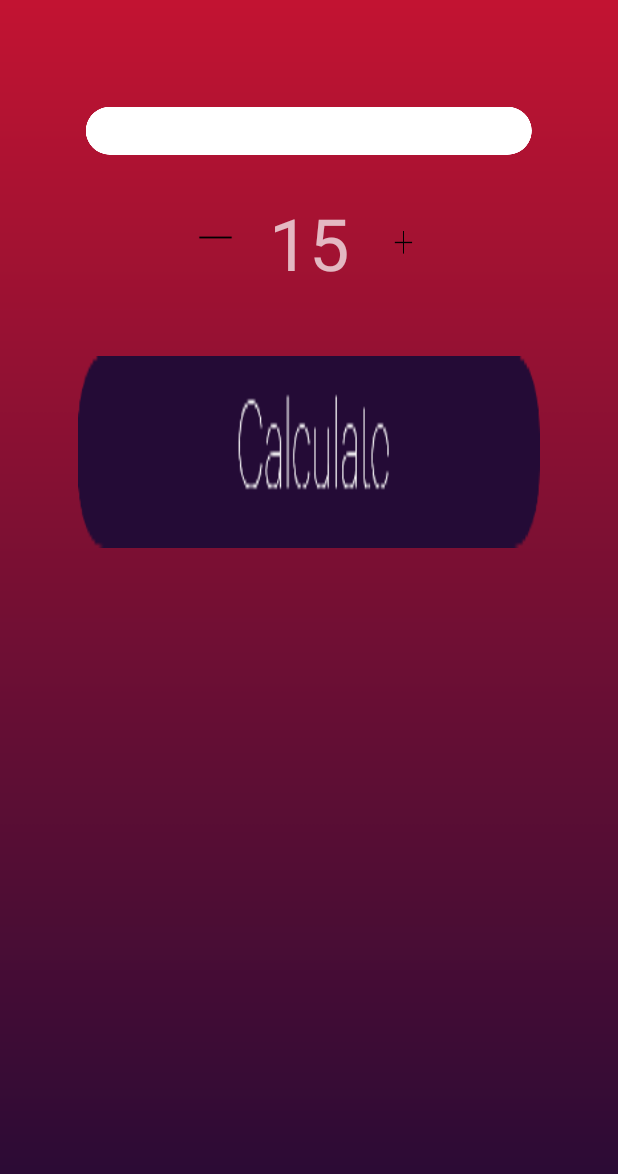
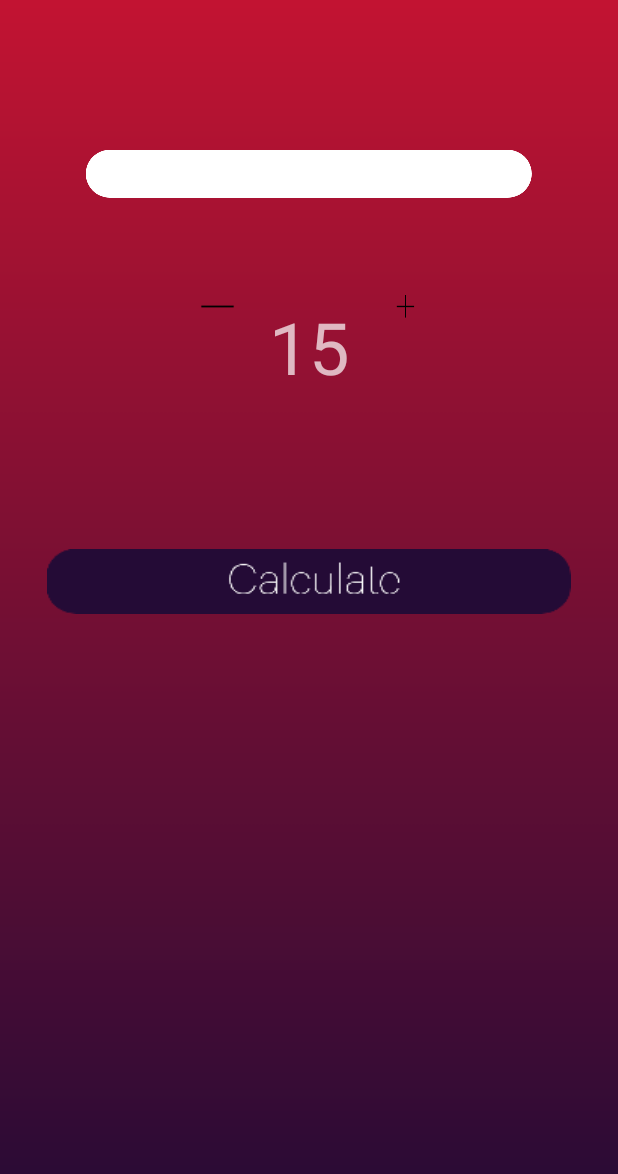
Before and after one commit to genevievegreen/TipCalculator, an Android app: the screen it shows after launch (MainActivity), on a phone screen of 412 x 824 dp. Shown: the top 1174 px of the screen. Run offline under Robolectric (Android 15) with nearby library versions, the phone set to English and light mode, and no system bars.

Commit message:
Working App!
-UI updates
-Splash Screen
-Contraints fixed

```diff
--- a/app/src/main/AndroidManifest.xml
+++ b/app/src/main/AndroidManifest.xml
@@ -9,13 +9,21 @@
         android:roundIcon="@mipmap/ic_launcher_round"
         android:supportsRtl="true"
         android:theme="@style/Theme.AppCompat.NoActionBar">
-        <activity android:name=".MainActivity">
+        <activity android:name=".SplashActivity" android:theme="@style/SplashTheme">
             <intent-filter>
+                <action android:name="android.intent.action.MAIN" />
+                <category android:name="android.intent.category.LAUNCHER" />
+            </intent-filter>
+        </activity>
+        <activity android:name=".MainActivity" />
+            <!--<intent-filter>
+
                 <action android:name="android.intent.action.MAIN" />
 
                 <category android:name="android.intent.category.LAUNCHER" />
+
             </intent-filter>
-        </activity>
+        </activity>-->
     </application>
 
 </manifest>
--- a/app/src/main/java/com/green/tipcalculator/MainActivity.java
+++ b/app/src/main/java/com/green/tipcalculator/MainActivity.java
@@ -2,10 +2,12 @@ package com.green.tipcalculator;
 
 import androidx.appcompat.app.AppCompatActivity;
 
+import android.content.Context;
 import android.os.Bundle;
 import android.view.View;
 import android.view.animation.Animation;
 import android.view.animation.AnimationUtils;
+import android.view.inputmethod.InputMethodManager;
 import android.widget.Button;
 import android.widget.EditText;
 import android.widget.TextView;
@@ -103,6 +105,7 @@ public class MainActivity extends AppCompatActivity {
                     txtTotalLabel.setVisibility(View.VISIBLE);
                     textTip.setVisibility(View.VISIBLE);
                     textTotal.setVisibility(View.VISIBLE);
+
                 }
 
             }
--- /dev/null
+++ b/app/src/main/java/com/green/tipcalculator/SplashActivity.java
@@ -0,0 +1,21 @@
+package com.green.tipcalculator;
+
+import androidx.appcompat.app.AppCompatActivity;
+
+import android.content.Intent;
+import android.os.Bundle;
+
+public class SplashActivity extends AppCompatActivity {
+
+    @Override
+    protected void onCreate(Bundle savedInstanceState) {
+        super.onCreate(savedInstanceState);
+        setContentView(R.layout.activity_splash);
+
+
+
+        Intent intent = new Intent(this, MainActivity.class);
+        startActivity(intent);
+        finish();
+    }
+}
--- a/app/src/main/res/layout/activity_main.xml
+++ b/app/src/main/res/layout/activity_main.xml
@@ -9,139 +9,160 @@
 
     <Button
         android:id="@+id/buttonMinus"
-        android:layout_width="0dp"
+        android:layout_width="23dp"
         android:layout_height="30dp"
-        android:layout_marginStart="132dp"
-        android:layout_marginLeft="132dp"
-        android:layout_marginTop="142dp"
-        android:layout_marginEnd="102dp"
-        android:layout_marginRight="102dp"
-        android:layout_marginBottom="63dp"
+        android:layout_marginStart="133dp"
+        android:layout_marginLeft="133dp"
+        android:layout_marginTop="57dp"
+        android:layout_marginEnd="8dp"
+        android:layout_marginRight="8dp"
         android:background="@drawable/minus"
         android:text=""
-        app:layout_constraintBottom_toTopOf="@+id/buttonCalculate"
-        app:layout_constraintEnd_toStartOf="@+id/buttonPlus"
+        app:layout_constraintEnd_toStartOf="@+id/tvPercentDisplay"
         app:layout_constraintStart_toStartOf="parent"
-        app:layout_constraintTop_toTopOf="parent" />
+        app:layout_constraintTop_toBottomOf="@+id/etBillAmount" />
 
     <EditText
         android:id="@+id/etBillAmount"
-        android:layout_width="0dp"
+        android:layout_width="297dp"
         android:layout_height="wrap_content"
         android:layout_marginStart="57dp"
         android:layout_marginLeft="57dp"
-        android:layout_marginTop="71dp"
+        android:layout_marginTop="100dp"
         android:layout_marginEnd="57dp"
         android:layout_marginRight="57dp"
-        android:layout_marginBottom="26dp"
         android:background="@drawable/billamountblock"
         android:ems="10"
         android:gravity="center"
         android:hint="@string/hint"
         android:inputType="numberDecimal"
+        android:imeOptions="actionDone"
         android:textColor="@android:color/black"
-        app:layout_constraintBottom_toTopOf="@+id/tvPercentDisplay"
         app:layout_constraintEnd_toEndOf="parent"
         app:layout_constraintStart_toStartOf="parent"
         app:layout_constraintTop_toTopOf="parent" />
 
     <TextView
         android:id="@+id/tvPercentDisplay"
-        android:layout_width="0dp"
-        android:layout_height="wrap_content"
-        android:layout_marginBottom="43dp"
+        android:layout_width="84dp"
+        android:layout_height="59dp"
+        android:layout_marginStart="120dp"
+        android:layout_marginLeft="120dp"
+        android:layout_marginTop="41dp"
+        android:layout_marginEnd="120dp"
+        android:layout_marginRight="120dp"
+        android:layout_marginBottom="83dp"
         android:gravity="center_horizontal"
         android:text="@string/percent_display"
-        android:textSize="@android:dimen/app_icon_size"
+        android:textSize="48sp"
         app:layout_constraintBottom_toTopOf="@+id/buttonCalculate"
         app:layout_constraintEnd_toEndOf="parent"
-        app:layout_constraintHorizontal_bias="0.0"
         app:layout_constraintStart_toStartOf="parent"
         app:layout_constraintTop_toBottomOf="@+id/etBillAmount" />
 
     <Button
         android:id="@+id/buttonPlus"
-        android:layout_width="0dp"
+        android:layout_width="23dp"
         android:layout_height="30dp"
-        android:layout_marginEnd="131dp"
-        android:layout_marginRight="131dp"
+        android:layout_marginStart="10dp"
+        android:layout_marginLeft="10dp"
+        android:layout_marginTop="57dp"
+        android:layout_marginEnd="130dp"
+        android:layout_marginRight="130dp"
         android:background="@drawable/plus"
         android:text=""
-        app:layout_constraintBottom_toBottomOf="@+id/tvPercentDisplay"
         app:layout_constraintEnd_toEndOf="parent"
-        app:layout_constraintStart_toEndOf="@+id/buttonMinus"
-        app:layout_constraintTop_toTopOf="@+id/tvPercentDisplay" />
-
-    <TextView
-        android:id="@+id/tvTipDisplay"
-        android:layout_width="wrap_content"
-        android:layout_height="wrap_content"
-        android:layout_marginStart="12dp"
-        android:layout_marginLeft="12dp"
-        android:layout_marginTop="8dp"
-        android:layout_marginBottom="10dp"
-        android:gravity="center"
-        android:text="@string/tip_display"
-        android:textSize="@android:dimen/app_icon_size"
-        android:visibility="invisible"
-        app:layout_constraintBottom_toTopOf="@+id/tvTotal"
-        app:layout_constraintStart_toStartOf="@+id/tvTotalDisplay"
-        app:layout_constraintTop_toBottomOf="@+id/tvTipAmount" />
-
-    <TextView
-        android:id="@+id/tvTotal"
-        android:layout_width="wrap_content"
-        android:layout_height="wrap_content"
-        android:layout_marginTop="8dp"
-        android:layout_marginBottom="13dp"
-        android:text="@string/total"
-        android:visibility="invisible"
-        app:layout_constraintBottom_toTopOf="@+id/tvTotalDisplay"
-        app:layout_constraintEnd_toEndOf="parent"
-        app:layout_constraintStart_toStartOf="parent"
-        app:layout_constraintTop_toBottomOf="@+id/tvTipDisplay" />
+        app:layout_constraintStart_toEndOf="@+id/tvPercentDisplay"
+        app:layout_constraintTop_toBottomOf="@+id/etBillAmount" />
 
     <TextView
         android:id="@+id/tvTotalDisplay"
         android:layout_width="wrap_content"
         android:layout_height="wrap_content"
-        android:layout_marginTop="8dp"
-        android:layout_marginBottom="217dp"
+        android:layout_marginStart="133dp"
+        android:layout_marginLeft="133dp"
+        android:layout_marginEnd="130dp"
+        android:layout_marginRight="130dp"
+        android:layout_marginBottom="123dp"
         android:gravity="center"
         android:text="@string/total_display"
         android:textSize="@android:dimen/app_icon_size"
         android:visibility="invisible"
         app:layout_constraintBottom_toBottomOf="parent"
         app:layout_constraintEnd_toEndOf="parent"
-        app:layout_constraintStart_toStartOf="parent"
-        app:layout_constraintTop_toBottomOf="@+id/tvTotal" />
+        app:layout_constraintStart_toStartOf="parent" />
 
     <TextView
         android:id="@+id/tvTipAmount"
         android:layout_width="wrap_content"
         android:layout_height="wrap_content"
-        android:layout_marginTop="24dp"
+        android:layout_marginStart="195dp"
+        android:layout_marginLeft="195dp"
+        android:layout_marginEnd="196dp"
+        android:layout_marginRight="196dp"
+        android:layout_marginBottom="8dp"
+        android:gravity="center"
         android:text="@string/tip"
         android:visibility="invisible"
         app:layout_constraintBottom_toTopOf="@+id/tvTipDisplay"
         app:layout_constraintEnd_toEndOf="parent"
-        app:layout_constraintStart_toStartOf="parent"
-        app:layout_constraintTop_toBottomOf="@+id/buttonCalculate" />
+        app:layout_constraintStart_toStartOf="parent" />
+
+    <TextView
+        android:id="@+id/tvTipDisplay"
+        android:layout_width="wrap_content"
+        android:layout_height="wrap_content"
+        android:layout_marginStart="145dp"
+        android:layout_marginLeft="145dp"
+        android:layout_marginEnd="145dp"
+        android:layout_marginRight="145dp"
+        android:layout_marginBottom="16dp"
+        android:gravity="center"
+        android:text="@string/tip_display"
+        android:textSize="@android:dimen/app_icon_size"
+        android:visibility="invisible"
+        app:layout_constraintBottom_toTopOf="@+id/tvTotal"
+        app:layout_constraintEnd_toEndOf="parent"
+        app:layout_constraintStart_toStartOf="parent" />
+
+    <TextView
+        android:id="@+id/tvTotal"
+        android:layout_width="wrap_content"
+        android:layout_height="wrap_content"
+        android:layout_marginEnd="189dp"
+        android:layout_marginRight="189dp"
+        android:layout_marginBottom="10dp"
+        android:gravity="center"
+        android:text="@string/total"
+        android:visibility="invisible"
+        app:layout_constraintBottom_toTopOf="@+id/tvTotalDisplay"
+        app:layout_constraintEnd_toEndOf="parent" />
 
     <Button
         android:id="@+id/buttonCalculate"
-        android:layout_width="0dp"
-        android:layout_height="0dp"
-        android:layout_marginStart="52dp"
-        android:layout_marginLeft="52dp"
-        android:layout_marginEnd="52dp"
-        android:layout_marginRight="52dp"
-        android:layout_marginBottom="458dp"
+        android:layout_width="349dp"
+        android:layout_height="43dp"
+        android:layout_marginTop="186dp"
+        android:layout_marginBottom="42dp"
         android:background="@drawable/calcbutton"
         android:text=""
-        app:layout_constraintBottom_toBottomOf="parent"
+        app:layout_constraintBottom_toTopOf="@+id/tvTipAmount"
         app:layout_constraintEnd_toEndOf="parent"
         app:layout_constraintStart_toStartOf="parent"
-        app:layout_constraintTop_toBottomOf="@+id/buttonMinus" />
+        app:layout_constraintTop_toBottomOf="@+id/etBillAmount" />
+
+    <androidx.constraintlayout.widget.Guideline
+        android:id="@+id/guideline"
+        android:layout_width="wrap_content"
+        android:layout_height="wrap_content"
+        android:orientation="vertical"
+        app:layout_constraintGuide_begin="32dp" />
+
+    <androidx.constraintlayout.widget.Guideline
+        android:id="@+id/guideline2"
+        android:layout_width="wrap_content"
+        android:layout_height="wrap_content"
+        android:orientation="vertical"
+        app:layout_constraintGuide_end="32dp" />
 
 </androidx.constraintlayout.widget.ConstraintLayout>
--- /dev/null
+++ b/app/src/main/res/layout/activity_splash.xml
@@ -0,0 +1,8 @@
+<?xml version="1.0" encoding="utf-8"?>
+<androidx.constraintlayout.widget.ConstraintLayout xmlns:android="http://schemas.android.com/apk/res/android"
+    xmlns:app="http://schemas.android.com/apk/res-auto"
+    xmlns:tools="http://schemas.android.com/tools"
+    android:layout_width="match_parent"
+    android:layout_height="match_parent"
+    android:background="@drawable/splashback"
+    tools:context=".SplashActivity"/>
--- a/app/src/main/res/values/styles.xml
+++ b/app/src/main/res/values/styles.xml
@@ -8,4 +8,9 @@
         <item name="colorAccent">@color/colorAccent</item>
     </style>
 
+    <style name="SplashTheme" parent="Theme.AppCompat.NoActionBar">
+        <item name="android:windowBackground">@drawable/splashgroup</item>
+
+    </style>
+
 </resources>
```
Also changed, not shown: app/src/main/res/drawable-hdpi/splashgroup.png (added), app/src/main/res/drawable-ldpi/splashgroup.png (added), app/src/main/res/drawable-mdpi/splashgroup.png (added), app/src/main/res/drawable-xhdpi/splashgroup.png (added), app/src/main/res/drawable-xxhdpi/splashgroup.png (added), app/src/main/res/drawable-xxxhdpi/splashgroup.png (added).
